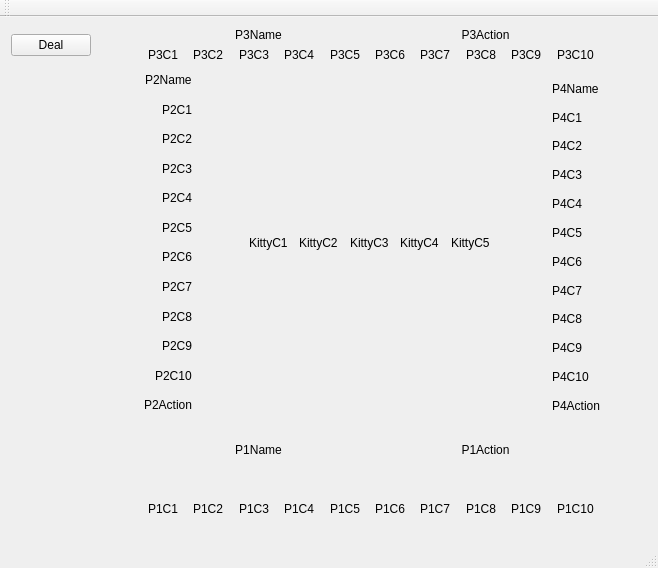
Before: the Qt Designer form mainwindow.ui in bob-weber/cardGame-500, drawn with Qt 5.
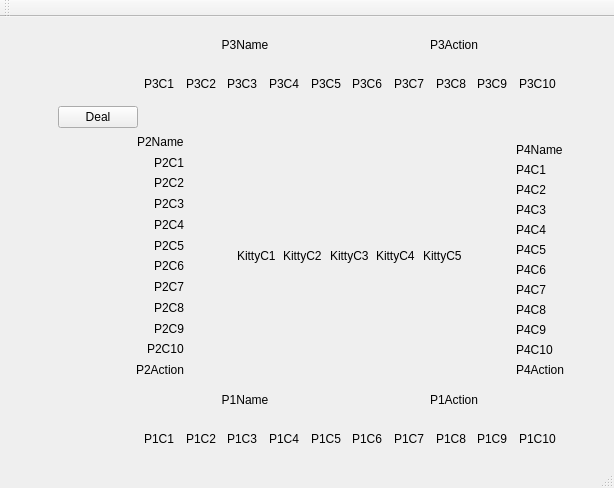
After: the same form once the commit is applied. Custom widgets are drawn as their Qt base class.

Commit message:
Made card labels "clickable"
Added click capability to cards. Clicking on cards now toggles it
between face up/down. The better solution is to use Graphics View, but
this is a workaround. Also capitalized 1st letter of class functions, to
try and adopt a more consistent convention.

What changed in the file:
```diff
--- a/mainwindow.ui
+++ b/mainwindow.ui
@@ -6,8 +6,8 @@
    <rect>
     <x>0</x>
     <y>0</y>
-    <width>658</width>
-    <height>568</height>
+    <width>614</width>
+    <height>488</height>
    </rect>
   </property>
   <property name="windowTitle">
@@ -17,14 +17,91 @@
    <layout class="QGridLayout" name="gridLayout_4">
     <item row="0" column="0">
      <layout class="QGridLayout" name="gridLayout_3">
-      <item row="2" column="8">
-       <widget class="QLabel" name="lbl_KittyC5">
+      <item row="4" column="9">
+       <widget class="ClickableQLabel" name="lbl_KittyC5">
         <property name="text">
          <string>KittyC5</string>
         </property>
        </widget>
       </item>
-      <item row="1" column="10" rowspan="3" colspan="2">
+      <item row="4" column="4">
+       <widget class="QLabel" name="lbl_TblArea4">
+        <property name="text">
+         <string/>
+        </property>
+       </widget>
+      </item>
+      <item row="3" column="9" colspan="2">
+       <widget class="QLabel" name="lbl_TblArea3">
+        <property name="text">
+         <string/>
+        </property>
+       </widget>
+      </item>
+      <item row="4" column="8">
+       <widget class="ClickableQLabel" name="lbl_KittyC4">
+        <property name="text">
+         <string>KittyC4</string>
+        </property>
+       </widget>
+      </item>
+      <item row="4" column="6">
+       <widget class="ClickableQLabel" name="lbl_KittyC2">
+        <property name="text">
+         <string>KittyC2</string>
+        </property>
+       </widget>
+      </item>
+      <item row="1" column="12">
+       <widget class="QLabel" name="lbl_TblCorner2">
+        <property name="text">
+         <string/>
+        </property>
+       </widget>
+      </item>
+      <item row="3" column="6" colspan="3">
+       <widget class="QLabel" name="lbl_TblArea2">
+        <property name="text">
+         <string/>
+        </property>
+       </widget>
+      </item>
+      <item row="4" column="5">
+       <widget class="ClickableQLabel" name="lbl_KittyC1">
+        <property name="text">
+         <string>KittyC1</string>
+        </property>
+       </widget>
+      </item>
+      <item row="4" column="7">
+       <widget class="ClickableQLabel" name="lbl_KittyC3">
+        <property name="text">
+         <string>KittyC3</string>
+        </property>
+       </widget>
+      </item>
+      <item row="3" column="4" colspan="2">
+       <widget class="QLabel" name="lbl_TblArea1">
+        <property name="text">
+         <string/>
+        </property>
+       </widget>
+      </item>
+      <item row="5" column="9" colspan="2">
+       <widget class="QLabel" name="lbl_TblArea9">
+        <property name="text">
+         <string/>
+        </property>
+       </widget>
+      </item>
+      <item row="5" column="6" colspan="3">
+       <widget class="QLabel" name="lbl_TblArea8">
+        <property name="text">
+         <string/>
+        </property>
+       </widget>
+      </item>
+      <item row="3" column="11" rowspan="3" colspan="2">
        <layout class="QVBoxLayout" name="verticalLayout_2">
         <property name="topMargin">
          <number>9</number>
@@ -115,210 +192,7 @@
         </item>
        </layout>
       </item>
-      <item row="0" column="11">
-       <widget class="QLabel" name="lbl_TblCorner2">
-        <property name="text">
-         <string/>
-        </property>
-       </widget>
-      </item>
-      <item row="1" column="8" colspan="2">
-       <widget class="QLabel" name="lbl_TblArea3">
-        <property name="text">
-         <string/>
-        </property>
-       </widget>
-      </item>
-      <item row="2" column="3">
-       <widget class="QLabel" name="lbl_TblArea4">
-        <property name="text">
-         <string/>
-        </property>
-       </widget>
-      </item>
-      <item row="1" column="3" colspan="2">
-       <widget class="QLabel" name="lbl_TblArea1">
-        <property name="text">
-         <string/>
-        </property>
-       </widget>
-      </item>
-      <item row="2" column="7">
-       <widget class="QLabel" name="lbl_KittyC4">
-        <property name="text">
-         <string>KittyC4</string>
-        </property>
-       </widget>
-      </item>
-      <item row="1" column="5" colspan="3">
-       <widget class="QLabel" name="lbl_TblArea2">
-        <property name="text">
-         <string/>
-        </property>
-       </widget>
-      </item>
-      <item row="2" column="4">
-       <widget class="QLabel" name="lbl_KittyC1">
-        <property name="text">
-         <string>KittyC1</string>
-        </property>
-       </widget>
-      </item>
-      <item row="2" column="5">
-       <widget class="QLabel" name="lbl_KittyC2">
-        <property name="text">
-         <string>KittyC2</string>
-        </property>
-       </widget>
-      </item>
-      <item row="1" column="1" rowspan="3" colspan="2">
-       <layout class="QVBoxLayout" name="verticalLayout">
-        <item alignment="Qt::AlignRight">
-         <widget class="QLabel" name="lbl_P2Name">
-          <property name="text">
-           <string>P2Name</string>
-          </property>
-          <property name="alignment">
-           <set>Qt::AlignLeading|Qt::AlignLeft|Qt::AlignVCenter</set>
-          </property>
-         </widget>
-        </item>
-        <item alignment="Qt::AlignRight">
-         <widget class="QLabel" name="lbl_P2C1">
-          <property name="text">
-           <string>P2C1</string>
-          </property>
-         </widget>
-        </item>
-        <item alignment="Qt::AlignRight">
-         <widget class="QLabel" name="lbl_P2C2">
-          <property name="text">
-           <string>P2C2</string>
-          </property>
-         </widget>
-        </item>
-        <item alignment="Qt::AlignRight">
-         <widget class="QLabel" name="lbl_P2C3">
-          <property name="text">
-           <string>P2C3</string>
-          </property>
-         </widget>
-        </item>
-        <item alignment="Qt::AlignRight">
-         <widget class="QLabel" name="lbl_P2C4">
-          <property name="text">
-           <string>P2C4</string>
-          </property>
-         </widget>
-        </item>
-        <item alignment="Qt::AlignRight">
-         <widget class="QLabel" name="lbl_P2C5">
-          <property name="text">
-           <string>P2C5</string>
-          </property>
-         </widget>
-        </item>
-        <item alignment="Qt::AlignRight">
-         <widget class="QLabel" name="lbl_P2C6">
-          <property name="text">
-           <string>P2C6</string>
-          </property>
-         </widget>
-        </item>
-        <item alignment="Qt::AlignRight">
-         <widget class="QLabel" name="lbl_P2C7">
-          <property name="text">
-           <string>P2C7</string>
-          </property>
-         </widget>
-        </item>
-        <item alignment="Qt::AlignRight">
-         <widget class="QLabel" name="lbl_P2C8">
-          <property name="text">
-           <string>P2C8</string>
-          </property>
-         </widget>
-        </item>
-        <item alignment="Qt::AlignRight">
-         <widget class="QLabel" name="lbl_P2C9">
-          <property name="text">
-           <string>P2C9</string>
-          </property>
-         </widget>
-        </item>
-        <item alignment="Qt::AlignRight">
-         <widget class="QLabel" name="lbl_P2C10">
-          <property name="text">
-           <string>P2C10</string>
-          </property>
-         </widget>
-        </item>
-        <item alignment="Qt::AlignRight">
-         <widget class="QLabel" name="lbl_P2Action">
-          <property name="text">
-           <string>P2Action</string>
-          </property>
-         </widget>
-        </item>
-       </layout>
-      </item>
-      <item row="4" column="1">
-       <widget class="QLabel" name="lbl_TblCorner3">
-        <property name="text">
-         <string/>
-        </property>
-       </widget>
-      </item>
-      <item row="4" column="11">
-       <widget class="QLabel" name="lbl_TblCorner4">
-        <property name="text">
-         <string/>
-        </property>
-       </widget>
-      </item>
-      <item row="2" column="9">
-       <widget class="QLabel" name="lbl_TblArea6">
-        <property name="text">
-         <string/>
-        </property>
-       </widget>
-      </item>
-      <item row="3" column="3" colspan="2">
-       <widget class="QLabel" name="lbl_TblArea7">
-        <property name="text">
-         <string/>
-        </property>
-       </widget>
-      </item>
-      <item row="3" column="8" colspan="2">
-       <widget class="QLabel" name="lbl_TblArea9">
-        <property name="text">
-         <string/>
-        </property>
-       </widget>
-      </item>
-      <item row="3" column="5" colspan="3">
-       <widget class="QLabel" name="lbl_TblArea8">
-        <property name="text">
-         <string/>
-        </property>
-       </widget>
-      </item>
-      <item row="0" column="1">
-       <widget class="QLabel" name="lbl_TblCorner1">
-        <property name="text">
-         <string/>
-        </property>
-       </widget>
-      </item>
-      <item row="2" column="6">
-       <widget class="QLabel" name="lbl_KittyC3">
-        <property name="text">
-         <string>KittyC3</string>
-        </property>
-       </widget>
-      </item>
-      <item row="4" column="2" colspan="9">
+      <item row="6" column="3" colspan="9">
        <layout class="QGridLayout" name="gridLayout_2">
         <item row="1" column="0">
          <widget class="QLabel" name="lbl_P1C1">
@@ -418,7 +292,133 @@
         </item>
        </layout>
       </item>
-      <item row="0" column="2" colspan="9">
+      <item row="6" column="12">
+       <widget class="QLabel" name="lbl_TblCorner4">
+        <property name="text">
+         <string/>
+        </property>
+       </widget>
+      </item>
+      <item row="6" column="1" colspan="2">
+       <widget class="QLabel" name="lbl_TblCorner3">
+        <property name="text">
+         <string/>
+        </property>
+       </widget>
+      </item>
+      <item row="1" column="1" colspan="2">
+       <widget class="QLabel" name="lbl_TblCorner1">
+        <property name="text">
+         <string/>
+        </property>
+       </widget>
+      </item>
+      <item row="4" column="10">
+       <widget class="QLabel" name="lbl_TblArea6">
+        <property name="text">
+         <string/>
+        </property>
+       </widget>
+      </item>
+      <item row="5" column="4" colspan="2">
+       <widget class="QLabel" name="lbl_TblArea7">
+        <property name="text">
+         <string/>
+        </property>
+       </widget>
+      </item>
+      <item row="3" column="1" rowspan="3" colspan="3">
+       <layout class="QVBoxLayout" name="verticalLayout">
+        <item alignment="Qt::AlignRight">
+         <widget class="QLabel" name="lbl_P2Name">
+          <property name="text">
+           <string>P2Name</string>
+          </property>
+          <property name="alignment">
+           <set>Qt::AlignLeading|Qt::AlignLeft|Qt::AlignVCenter</set>
+          </property>
+         </widget>
+        </item>
+        <item alignment="Qt::AlignRight">
+         <widget class="ClickableQLabel" name="lbl_P2C1">
+          <property name="text">
+           <string>P2C1</string>
+          </property>
+         </widget>
+        </item>
+        <item alignment="Qt::AlignRight">
+         <widget class="ClickableQLabel" name="lbl_P2C2">
+          <property name="text">
+           <string>P2C2</string>
+          </property>
+         </widget>
+        </item>
+        <item alignment="Qt::AlignRight">
+         <widget class="ClickableQLabel" name="lbl_P2C3">
+          <property name="text">
+           <string>P2C3</string>
+          </property>
+         </widget>
+        </item>
+        <item alignment="Qt::AlignRight">
+         <widget class="ClickableQLabel" name="lbl_P2C4">
+          <property name="text">
+           <string>P2C4</string>
+          </property>
+         </widget>
+        </item>
+        <item alignment="Qt::AlignRight">
+         <widget class="ClickableQLabel" name="lbl_P2C5">
+          <property name="text">
+           <string>P2C5</string>
+          </property>
+         </widget>
+        </item>
+        <item alignment="Qt::AlignRight">
+         <widget class="ClickableQLabel" name="lbl_P2C6">
+          <property name="text">
+           <string>P2C6</string>
+          </property>
+         </widget>
+        </item>
+        <item alignment="Qt::AlignRight">
+         <widget class="ClickableQLabel" name="lbl_P2C7">
+          <property name="text">
+           <string>P2C7</string>
+          </property>
+         </widget>
+        </item>
+        <item alignment="Qt::AlignRight">
+         <widget class="ClickableQLabel" name="lbl_P2C8">
+          <property name="text">
+           <string>P2C8</string>
+          </property>
+         </widget>
+        </item>
+        <item alignment="Qt::AlignRight">
+         <widget class="ClickableQLabel" name="lbl_P2C9">
+          <property name="text">
+           <string>P2C9</string>
+          </property>
+         </widget>
+        </item>
+        <item alignment="Qt::AlignRight">
+         <widget class="ClickableQLabel" name="lbl_P2C10">
+          <property name="text">
+           <string>P2C10</string>
+          </property>
+         </widget>
+        </item>
+        <item alignment="Qt::AlignRight">
+         <widget class="QLabel" name="lbl_P2Action">
+          <property name="text">
+           <string>P2Action</string>
+          </property>
+         </widget>
+        </item>
+       </layout>
+      </item>
+      <item row="1" column="3" colspan="9">
        <layout class="QGridLayout" name="gridLayout">
         <item row="1" column="0">
          <widget class="QLabel" name="lbl_P3C1">
@@ -512,7 +512,7 @@
         </item>
        </layout>
       </item>
-      <item row="0" column="0">
+      <item row="2" column="2">
        <widget class="QPushButton" name="pb_Deal">
         <property name="text">
          <string>Deal</string>
@@ -544,6 +544,13 @@
   <widget class="QStatusBar" name="statusBar"/>
  </widget>
  <layoutdefault spacing="6" margin="11"/>
+ <customwidgets>
+  <customwidget>
+   <class>ClickableQLabel</class>
+   <extends>QLabel</extends>
+   <header>clickableqlabel.h</header>
+  </customwidget>
+ </customwidgets>
  <resources/>
  <connections/>
 </ui>
```
Left out of the diff: 62 changed lines with no effect on the pictures. The commit also changes 12 other files.
